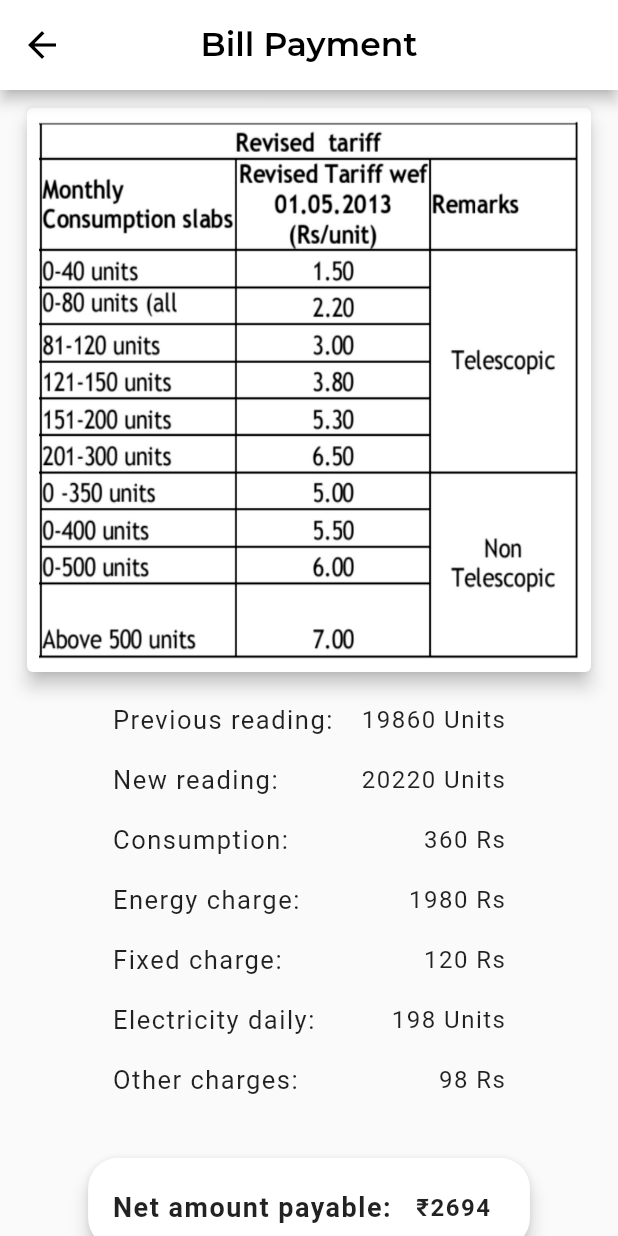
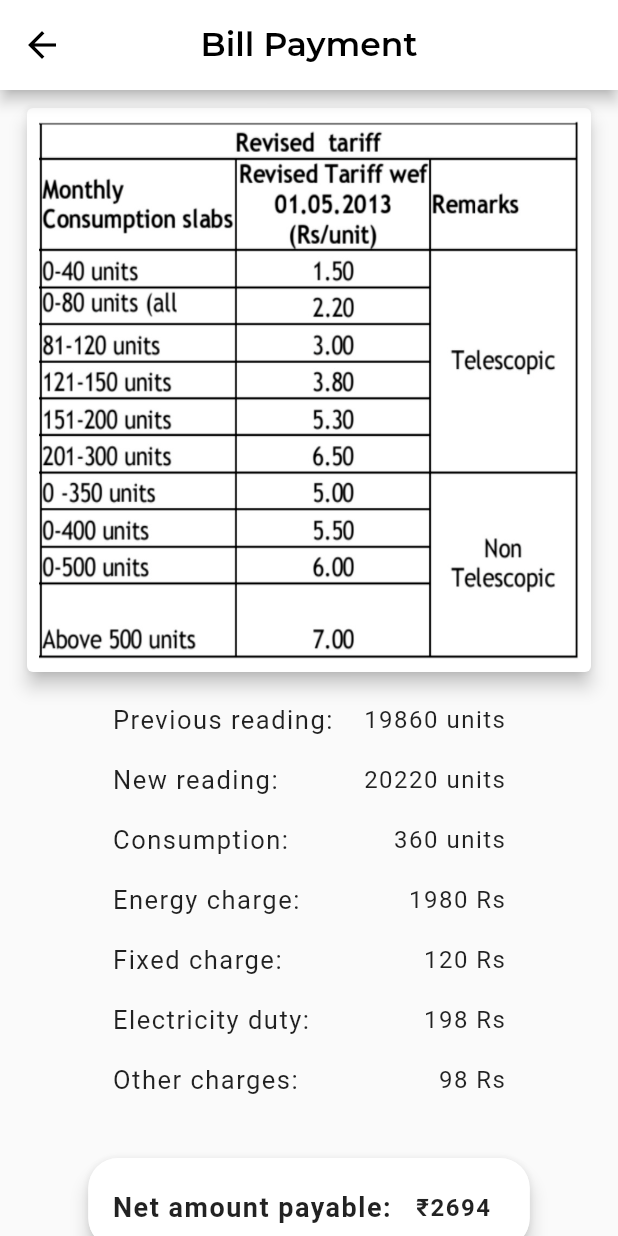
Before and after one commit to shameem2001/glance, a Flutter app: the BillPaymentSecondScreen screen opened by its route, on a phone screen of 412 x 824 dp. Run offline on Flutter 3.47's test engine with Material 2 defaults, Android fonts, the light colour scheme and no system bars; our stand-ins replace double_back_to_close, firebase_auth, firebase_core, fl_chart, flutter_svg, font_awesome_flutter and 4 more; missing offline and left inert: editable, flutter_sparkline; accounts and stored records are empty; statements that could not run were skipped.

Commit message:
edits to static data in bill history and bill payment second screen

```diff
--- a/lib/screens/bill_payment_second_screen.dart
+++ b/lib/screens/bill_payment_second_screen.dart
@@ -70,12 +70,12 @@ class _BillPaymentSecondScreenState extends State<BillPaymentSecondScreen> {
                     ),
                   ),
                 ),
-                DataDetails(title:"Previous reading:", amount:"19860 Units"),
-                DataDetails(title:"New reading:", amount:"20220 Units"),
-                DataDetails(title:"Consumption:", amount:"360 Rs"),
+                DataDetails(title:"Previous reading:", amount:"19860 units"),
+                DataDetails(title:"New reading:", amount:"20220 units"),
+                DataDetails(title:"Consumption:", amount:"360 units"),
                 DataDetails(title:"Energy charge:", amount:"1980 Rs"),
                 DataDetails(title:"Fixed charge:", amount:"120 Rs"),
-                DataDetails(title:"Electricity daily:", amount:"198 Units"),
+                DataDetails(title:"Electricity duty:", amount:"198 Rs"),
                 DataDetails(title:"Other charges:", amount:"98 Rs"),
                 Padding(
                   padding: const EdgeInsets.symmetric(horizontal: 8,vertical: 40.0),
```
Also changed, not shown: lib/screens/bill_history_screen.dart (+9 -9 lines).
